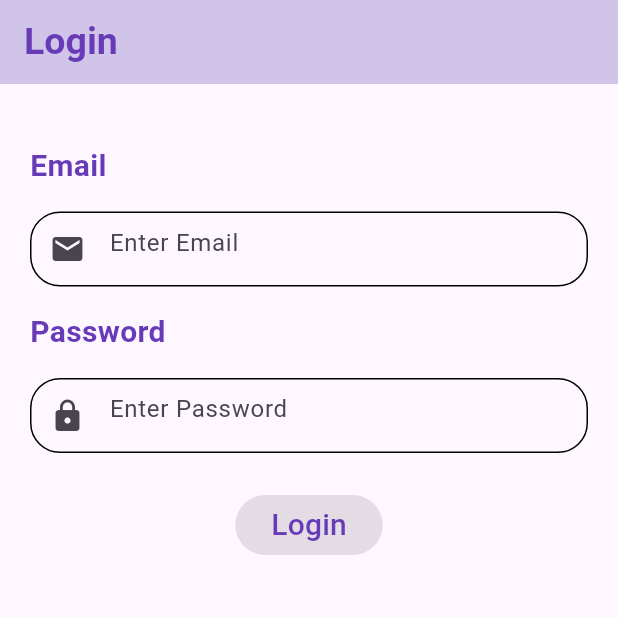
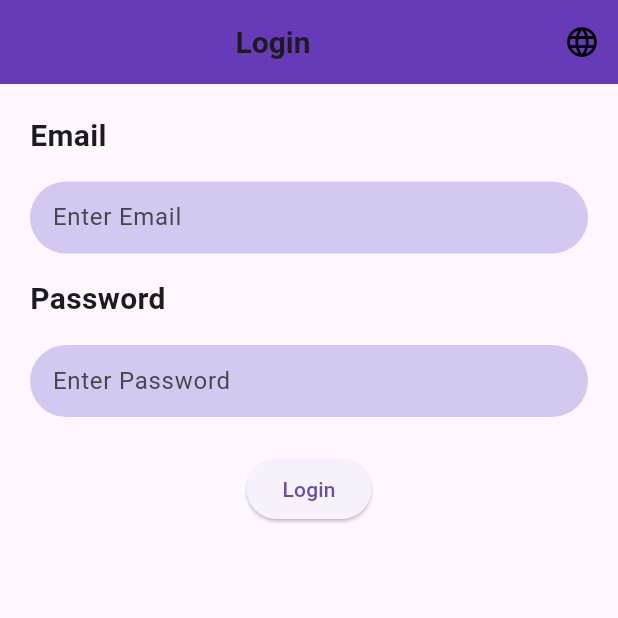
Before and after one commit to jenistonantony/Login-Page_Assesment-1, a Flutter app: the screen it shows after launch, on a phone screen of 412 x 824 dp, the top half of it. Run offline on Flutter 3.47's test engine with Material 3 defaults, Android fonts, the phone set to English and light mode, and no system bars; our stand-ins replace email_validator, shared_preferences.

Commit message:
added in today task

```diff
--- a/lib/login_screen.dart
+++ /dev/null
@@ -1,135 +0,0 @@
-import 'package:flutter/material.dart';
-import 'package:email_validator/email_validator.dart';
-import 'package:login_page/homepage.dart';
-
-class LoginScreen extends StatefulWidget {
-  @override
-  _LoginScreenState createState() => _LoginScreenState();
-}
-
-class _LoginScreenState extends State<LoginScreen> {
-  final _formKey = GlobalKey<FormState>();
-
-  TextEditingController _emailController = TextEditingController();
-  TextEditingController _passwordController = TextEditingController();
-
-  bool _isValidEmail = false;
-  bool _isValidPassword = false;
-
-  bool _validatePassword(String value) {
-    return RegExp(r'^(?=.*[0-9])(?=.*[!@#$%^&*])').hasMatch(value);
-  }
-
-  void _validateInputs() {
-    setState(() {
-      _isValidEmail = EmailValidator.validate(_emailController.text);
-      _isValidPassword = _validatePassword(_passwordController.text);
-    });
-  }
-
-  @override
-  Widget build(BuildContext context) {
-    return Scaffold(
-      appBar: AppBar(
-          backgroundColor: Colors.deepPurple.shade100,
-          title: Text(
-            'Login',
-            style: TextStyle(
-              color: Colors.deepPurple,
-              fontSize: 25,
-              fontWeight: FontWeight.bold,
-            ),
-          )),
-      body: Padding(
-        padding: const EdgeInsets.all(20),
-        child: Form(
-          key: _formKey,
-          child: Column(
-            crossAxisAlignment: CrossAxisAlignment.start,
-            children: [
-              SizedBox(height: 20),
-              Text(
-                "Email",
-                style: TextStyle(
-                  color: Colors.deepPurple,
-                  fontSize: 20,
-                  fontWeight: FontWeight.bold,
-                ),
-              ),
-              SizedBox(height: 16),
-              Container(
-                decoration: BoxDecoration(
-                    borderRadius: BorderRadius.circular(20),
-                    border: Border.all(color: Colors.black)),
-                child: TextFormField(
-                  controller: _emailController,
-                  keyboardType: TextInputType.emailAddress,
-                  decoration: InputDecoration(
-                    border: InputBorder.none,
-                    hintText: "Enter Email",
-                    hintStyle: TextStyle(),
-                    prefixIcon: Icon(Icons.email),
-                    errorText:
-                        _emailController.text.isNotEmpty && !_isValidEmail
-                            ? "Enter a valid email"
-                            : null,
-                  ),
-                  onChanged: (_) => _validateInputs(),
-                ),
-              ),
-              SizedBox(height: 16),
-              Text(
-                "Password",
-                style: TextStyle(
-                  color: Colors.deepPurple,
-                  fontSize: 20,
-                  fontWeight: FontWeight.bold,
-                ),
-              ),
-              SizedBox(height: 16),
-              Container(
-                decoration: BoxDecoration(
-                    borderRadius: BorderRadius.circular(20),
-                    border: Border.all(color: Colors.black)),
-                child: TextFormField(
-                  controller: _passwordController,
-                  obscureText: true,
-                  decoration: InputDecoration(
-                    border: InputBorder.none,
-                    hintText: "Enter Password",
-                    prefixIcon: Icon(Icons.lock),
-                    errorText:
-                        _passwordController.text.isNotEmpty && !_isValidPassword
-                            ? "Must have 1 number & 1 special char"
-                            : null,
-                  ),
-                  onChanged: (_) => _validateInputs(),
-                ),
-              ),
-              SizedBox(height: 24),
-              Center(
-                child: ElevatedButton(
-                  onPressed: (_isValidEmail && _isValidPassword)
-                      ? () {
-                          ScaffoldMessenger.of(context).showSnackBar(
-                            SnackBar(content: Text('Login Successful!')),
-                          );
-                          Navigator.push(
-                              context,
-                              MaterialPageRoute(
-                                  builder: (context) => Homepage()));
-                        }
-                      : null,
-                  child: Text(
-                    "Login",
-                    style: TextStyle(color: Colors.deepPurple, fontSize: 20),
-                  ),
-                ),
-              ),
-            ],
-          ),
-        ),
-      ),
-    );
-  }
-}
--- a/lib/main.dart
+++ b/lib/main.dart
@@ -1,11 +1,47 @@
-
-
 import 'package:flutter/material.dart';
-import 'login_screen.dart';  // Import the login screen
+import 'package:login_page/screens/app_localizations.dart';
+import 'package:provider/provider.dart';
+import 'package:login_page/provider/language_provider.dart';
+import 'package:login_page/provider/theme_provider.dart'; // Import ThemeProvider
+import 'package:login_page/screens/login_screen.dart';
+import 'package:flutter_localizations/flutter_localizations.dart';
 
 void main() {
-  runApp(MaterialApp(
-    debugShowCheckedModeBanner: false,
-    home: LoginScreen(),
-  ));
+  runApp(MyApp());
 }
+
+class MyApp extends StatelessWidget {
+  @override
+  Widget build(BuildContext context) {
+    return MultiProvider(
+      providers: [
+        ChangeNotifierProvider(create: (context) => LanguageProvider()),
+        ChangeNotifierProvider(
+            create: (context) =>
+                ThemeProvider()), // Ensure ThemeProvider is included
+      ],
+      child: Consumer2<LanguageProvider, ThemeProvider>(
+        builder: (context, languageProvider, themeProvider, child) {
+          return MaterialApp(
+            debugShowCheckedModeBanner: false,
+            title: 'Multi-Language App',
+            theme:
+                themeProvider.isDarkMode ? ThemeData.dark() : ThemeData.light(),
+            locale: languageProvider.locale,
+            supportedLocales: [
+              Locale('en', 'US'),
+              Locale('ta', 'IN'),
+            ],
+            localizationsDelegates: [
+              AppLocalizationsDelegate(),
+              GlobalMaterialLocalizations.delegate,
+              GlobalWidgetsLocalizations.delegate,
+              GlobalCupertinoLocalizations.delegate,
+            ],
+            home: LoginScreen(),
+          );
+        },
+      ),
+    );
+  }
+}
--- /dev/null
+++ b/lib/provider/theme_provider.dart
@@ -0,0 +1,22 @@
+import 'package:flutter/material.dart';
+import 'package:shared_preferences/shared_preferences.dart';
+
+class ThemeProvider extends ChangeNotifier {
+  bool _isDarkMode = false;
+
+  bool get isDarkMode => _isDarkMode;
+
+  Future<void> toggleTheme() async {
+    _isDarkMode = !_isDarkMode;
+    notifyListeners();
+
+    final prefs = await SharedPreferences.getInstance();
+    await prefs.setBool('darkMode', _isDarkMode);
+  }
+
+  Future<void> loadTheme() async {
+    final prefs = await SharedPreferences.getInstance();
+    _isDarkMode = prefs.getBool('darkMode') ?? false;
+    notifyListeners();
+  }
+}
--- /dev/null
+++ b/lib/screens/app_localizations.dart
@@ -0,0 +1,44 @@
+import 'dart:convert';
+import 'package:flutter/services.dart';
+import 'package:flutter/widgets.dart';
+
+class AppLocalizations {
+  final Locale locale;
+
+  AppLocalizations(this.locale);
+
+  static AppLocalizations? of(BuildContext context) {
+    return Localizations.of<AppLocalizations>(context, AppLocalizations);
+  }
+
+  late Map<String, String> _localizedStrings;
+
+  Future<void> load() async {
+    String jsonString =
+        await rootBundle.loadString('assets/l10n/${locale.languageCode}.json');
+    Map<String, dynamic> jsonMap = json.decode(jsonString);
+    _localizedStrings =
+        jsonMap.map((key, value) => MapEntry(key, value.toString()));
+  }
+
+  String translate(String key) {
+    return _localizedStrings[key] ?? key;
+  }
+}
+
+class AppLocalizationsDelegate extends LocalizationsDelegate<AppLocalizations> {
+  const AppLocalizationsDelegate();
+
+  @override
+  bool isSupported(Locale locale) => ['en', 'ta'].contains(locale.languageCode);
+
+  @override
+  Future<AppLocalizations> load(Locale locale) async {
+    AppLocalizations localizations = AppLocalizations(locale);
+    await localizations.load();
+    return localizations;
+  }
+
+  @override
+  bool shouldReload(AppLocalizationsDelegate old) => false;
+}
--- /dev/null
+++ b/lib/screens/login_screen.dart
@@ -0,0 +1,173 @@
+import 'package:flutter/material.dart';
+import 'package:login_page/provider/language_provider.dart';
+import 'package:login_page/screens/app_localizations.dart';
+import 'package:login_page/screens/home_page.dart';
+
+import 'package:provider/provider.dart';
+import 'package:email_validator/email_validator.dart';
+
+class LoginScreen extends StatefulWidget {
+  const LoginScreen({super.key});
+
+  @override
+  _LoginScreenState createState() => _LoginScreenState();
+}
+
+class _LoginScreenState extends State<LoginScreen> {
+  final _formKey = GlobalKey<FormState>();
+  final TextEditingController _emailController = TextEditingController();
+  final TextEditingController _passwordController = TextEditingController();
+
+  bool _isValidEmail = false;
+  bool _isValidPassword = false;
+
+  bool _validatePassword(String value) {
+    return RegExp(r'^(?=.*[0-9])(?=.*[!@#$%^&*]).{6,}$').hasMatch(value);
+  }
+
+  void _validateInputs() {
+    setState(() {
+      _isValidEmail = EmailValidator.validate(_emailController.text);
+      _isValidPassword = _validatePassword(_passwordController.text);
+    });
+  }
+
+  void _login() {
+    if (_isValidEmail && _isValidPassword) {
+      ScaffoldMessenger.of(context).showSnackBar(
+        SnackBar(
+          content:
+              Text(AppLocalizations.of(context)!.translate('login_success')),
+        ),
+      );
+      Navigator.push(
+        context,
+        MaterialPageRoute(builder: (context) => HomePage()),
+      );
+    } else {
+      ScaffoldMessenger.of(context).showSnackBar(
+        SnackBar(
+          content: Text("Invalid email or password!"),
+          backgroundColor: Colors.red,
+        ),
+      );
+    }
+  }
+
+  @override
+  Widget build(BuildContext context) {
+    final languageProvider = Provider.of<LanguageProvider>(context);
+
+    return Scaffold(
+      appBar: AppBar(
+        backgroundColor: Colors.deepPurple,
+        title: Center(
+          child: Text(
+            AppLocalizations.of(context)!.translate(
+              'login',
+            ),
+            style: TextStyle(
+              fontSize: 20,
+              fontWeight: FontWeight.bold,
+            ),
+          ),
+        ),
+        actions: [
+          PopupMenuButton<String>(
+            icon: Icon(
+              Icons.language,
+              color: Colors.black,
+            ),
+            onSelected: (String value) {
+              if (value == 'English') {
+                languageProvider.setLocale(Locale('en', 'US'));
+              } else if (value == 'Tamil') {
+                languageProvider.setLocale(Locale('ta', 'IN'));
+              }
+            },
+            itemBuilder: (BuildContext context) => [
+              PopupMenuItem(value: 'English', child: Text('English')),
+              PopupMenuItem(value: 'Tamil', child: Text('தமிழ்')),
+            ],
+          ),
+        ],
+      ),
+      body: Padding(
+        padding: const EdgeInsets.all(20),
+        child: Form(
+          key: _formKey,
+          child: Column(
+            crossAxisAlignment: CrossAxisAlignment.start,
+            children: [
+              Text(
+                AppLocalizations.of(context)!.translate('email'),
+                style: TextStyle(fontSize: 20, fontWeight: FontWeight.bold),
+              ),
+              SizedBox(height: 16),
+              Container(
+                decoration: BoxDecoration(
+                    color: const Color.fromARGB(255, 211, 200, 240),
+                    borderRadius: BorderRadius.circular(30)),
+                child: Padding(
+                  padding: const EdgeInsets.symmetric(horizontal: 15),
+                  child: TextFormField(
+                    controller: _emailController,
+                    decoration: InputDecoration(
+                      border: InputBorder.none,
+                      hintText: AppLocalizations.of(context)!
+                          .translate('enter_email'),
+                      errorText:
+                          _emailController.text.isNotEmpty && !_isValidEmail
+                              ? "Enter a valid email"
+                              : null,
+                    ),
+                    keyboardType: TextInputType.emailAddress,
+                    onChanged: (_) => _validateInputs(),
+                  ),
+                ),
+              ),
+              SizedBox(height: 16),
+              Text(
+                AppLocalizations.of(context)!.translate('password'),
+                style: TextStyle(fontSize: 20, fontWeight: FontWeight.bold),
+              ),
+              SizedBox(height: 16),
+              Container(
+                decoration: BoxDecoration(
+                  color: const Color.fromARGB(255, 211, 200, 240),
+                  borderRadius: BorderRadius.circular(30),
+                ),
+                child: Padding(
+                  padding: const EdgeInsets.symmetric(horizontal: 15),
+                  child: TextFormField(
+                    controller: _passwordController,
+                    obscureText: true,
+                    decoration: InputDecoration(
+                      border: InputBorder.none,
+                      hintText: AppLocalizations.of(context)!
+                          .translate('enter_password'),
+                      errorText: _passwordController.text.isNotEmpty &&
+                              !_isValidPassword
+                          ? "Must have at least 6 chars, 1 number & 1 special char"
+                          : null,
+                    ),
+                    onChanged: (_) => _validateInputs(),
+                  ),
+                ),
+              ),
+              SizedBox(height: 24),
+              Center(
+                child: ElevatedButton(
+                  onPressed: _login,
+                  child: Text(
+                    AppLocalizations.of(context)!.translate('login'),
+                  ),
+                ),
+              ),
+            ],
+          ),
+        ),
+      ),
+    );
+  }
+}
```
Also changed, not shown: assets/l10n/en.json (added, +8 -0 lines), assets/l10n/ta.json (added, +8 -0 lines), lib/homepage.dart (deleted, +0 -33 lines), lib/provider/language_provider.dart (added, +25 -0 lines), lib/screens/home_page.dart (added, +35 -0 lines), pubspec.yaml (+9 -0 lines), lib/const/custom_buttons.dart (added), pubspec.lock, 5 other files.
